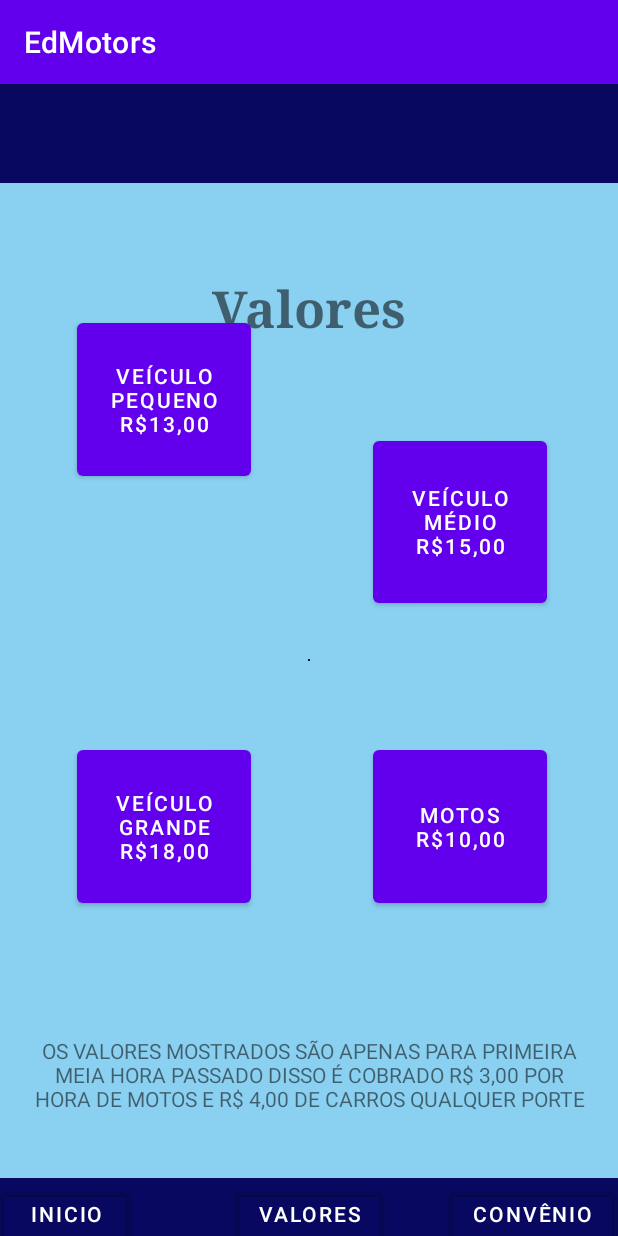
After one commit to xarutom/EdMotors, an Android app: the ValoresActivity screen opened directly, with no data from a screen before it, on a phone screen of 412 x 824 dp. The commit adds this screen. Run offline under Robolectric (Android 15) with nearby library versions, the phone set to English and light mode, and no system bars.

Commit message:
TelaValoresUpdate

```diff
--- a/app/src/main/AndroidManifest.xml
+++ b/app/src/main/AndroidManifest.xml
@@ -13,6 +13,9 @@
         android:supportsRtl="true"
         android:theme="@style/Theme.EdMotors"
         tools:targetApi="31">
+        <activity
+            android:name=".ValoresActivity"
+            android:exported="false" />
         <activity
             android:name=".HomeActivity"
             android:exported="false" />
--- a/app/src/main/java/br/fmu/edmotors/MainActivity.java
+++ b/app/src/main/java/br/fmu/edmotors/MainActivity.java
@@ -23,4 +23,9 @@ public class MainActivity extends AppCompatActivity {
         Intent intent = new Intent(this, HomeActivity.class);
         startActivity(intent);
     }
+
+    public void abrirValores(View view){
+        Intent intent = new Intent(this, ValoresActivity.class);
+        startActivity(intent);
+    }
 }
--- /dev/null
+++ b/app/src/main/java/br/fmu/edmotors/ValoresActivity.java
@@ -0,0 +1,14 @@
+package br.fmu.edmotors;
+
+import androidx.appcompat.app.AppCompatActivity;
+
+import android.os.Bundle;
+
+public class ValoresActivity extends AppCompatActivity {
+
+    @Override
+    protected void onCreate(Bundle savedInstanceState) {
+        super.onCreate(savedInstanceState);
+        setContentView(R.layout.activity_valores);
+    }
+}
--- a/app/src/main/res/layout/activity_main.xml
+++ b/app/src/main/res/layout/activity_main.xml
@@ -114,4 +114,5 @@
         app:layout_constraintBottom_toTopOf="@+id/button2"
         app:layout_constraintEnd_toEndOf="@+id/button2"
         app:layout_constraintTop_toBottomOf="@+id/editTextPass" />
+
 </androidx.constraintlayout.widget.ConstraintLayout>
--- /dev/null
+++ b/app/src/main/res/layout/activity_valores.xml
@@ -0,0 +1,154 @@
+<?xml version="1.0" encoding="utf-8"?>
+<androidx.constraintlayout.widget.ConstraintLayout xmlns:android="http://schemas.android.com/apk/res/android"
+    xmlns:app="http://schemas.android.com/apk/res-auto"
+    xmlns:tools="http://schemas.android.com/tools"
+    android:layout_width="match_parent"
+    android:layout_height="match_parent"
+    android:background="#8AD0F1"
+    tools:context=".ValoresActivity">
+
+    <TextView
+        android:id="@+id/textView18"
+        android:layout_width="0dp"
+        android:layout_height="50dp"
+        android:autoText="true"
+        android:background="#080861"
+        app:layout_constraintEnd_toEndOf="parent"
+        app:layout_constraintStart_toStartOf="parent"
+        app:layout_constraintTop_toTopOf="@+id/button12" />
+
+    <TextView
+        android:id="@+id/textView17"
+        android:layout_width="1dp"
+        android:layout_height="1dp"
+        android:autoText="true"
+        android:background="#080861"
+        app:layout_constraintBottom_toBottomOf="parent"
+        app:layout_constraintEnd_toEndOf="parent"
+        app:layout_constraintStart_toStartOf="parent"
+        app:layout_constraintTop_toTopOf="parent" />
+
+    <Button
+        android:id="@+id/button5"
+        android:layout_width="0dp"
+        android:layout_height="114dp"
+        android:layout_marginTop="153dp"
+        android:text="Veículo PequenO R$13,00"
+        app:layout_constraintBottom_toTopOf="@+id/button7"
+        app:layout_constraintEnd_toEndOf="@+id/button7"
+        app:layout_constraintHorizontal_bias="0.0"
+        app:layout_constraintStart_toStartOf="@+id/button7"
+        app:layout_constraintTop_toTopOf="@+id/textView16"
+        app:layout_constraintVertical_bias="0.0" />
+
+    <Button
+        android:id="@+id/button6"
+        android:layout_width="0dp"
+        android:layout_height="120dp"
+        android:layout_marginTop="145dp"
+        android:text="VEÍCULO MÉDIO R$15,00"
+        app:layout_constraintBottom_toTopOf="@+id/button8"
+        app:layout_constraintEnd_toEndOf="@+id/button8"
+        app:layout_constraintStart_toStartOf="@+id/button8"
+        app:layout_constraintTop_toTopOf="parent" />
+
+    <Button
+        android:id="@+id/button7"
+        android:layout_width="116dp"
+        android:layout_height="114dp"
+        android:layout_marginStart="51dp"
+        android:layout_marginLeft="51dp"
+        android:layout_marginBottom="216dp"
+        android:text="VEÍCULO GRANDE R$18,00"
+        app:layout_constraintBottom_toBottomOf="parent"
+        app:layout_constraintStart_toStartOf="parent" />
+
+    <Button
+        android:id="@+id/button8"
+        android:layout_width="116dp"
+        android:layout_height="0dp"
+        android:layout_marginEnd="47dp"
+        android:layout_marginRight="47dp"
+        android:text="MOTOS          R$10,00"
+        app:layout_constraintBottom_toBottomOf="@+id/button7"
+        app:layout_constraintEnd_toEndOf="parent"
+        app:layout_constraintTop_toTopOf="@+id/button7" />
+
+    <TextView
+        android:id="@+id/textView15"
+        android:layout_width="0dp"
+        android:layout_height="69dp"
+        android:layout_marginStart="22dp"
+        android:layout_marginLeft="22dp"
+        android:layout_marginTop="74dp"
+        android:layout_marginEnd="22dp"
+        android:layout_marginRight="22dp"
+        android:layout_marginBottom="73dp"
+        android:autoText="true"
+        android:gravity="center"
+        android:text="OS VALORES MOSTRADOS SÃO APENAS PARA PRIMEIRA MEIA HORA PASSADO DISSO É COBRADO R$ 3,00 POR HORA DE MOTOS E R$ 4,00 DE CARROS QUALQUER PORTE"
+        app:layout_constraintBottom_toBottomOf="parent"
+        app:layout_constraintEnd_toEndOf="parent"
+        app:layout_constraintStart_toStartOf="parent"
+        app:layout_constraintTop_toBottomOf="@+id/button8" />
+
+    <TextView
+        android:id="@+id/textView16"
+        android:layout_width="0dp"
+        android:layout_height="0dp"
+        android:layout_marginBottom="60dp"
+        android:autoText="true"
+        android:background="#080861"
+        app:layout_constraintBottom_toTopOf="@+id/textView19"
+        app:layout_constraintEnd_toEndOf="parent"
+        app:layout_constraintHorizontal_bias="0.0"
+        app:layout_constraintStart_toStartOf="parent"
+        app:layout_constraintTop_toTopOf="parent"
+        app:layout_constraintVertical_bias="0.0" />
+
+    <Button
+        android:id="@+id/button10"
+        android:layout_width="wrap_content"
+        android:layout_height="wrap_content"
+        android:text="@string/txtInicio"
+        app:backgroundTint="@android:color/transparent"
+        app:layout_constraintStart_toStartOf="@+id/textView18"
+        app:layout_constraintTop_toTopOf="@+id/textView18" />
+
+    <Button
+        android:id="@+id/button11"
+        android:layout_width="wrap_content"
+        android:layout_height="wrap_content"
+        android:text="@string/txtValores"
+        app:backgroundTint="@android:color/transparent"
+        app:layout_constraintEnd_toEndOf="parent"
+        app:layout_constraintStart_toStartOf="parent"
+        app:layout_constraintTop_toTopOf="@+id/textView18" />
+
+    <Button
+        android:id="@+id/button12"
+        android:layout_width="wrap_content"
+        android:layout_height="wrap_content"
+        android:layout_marginTop="34dp"
+        android:layout_marginEnd="1dp"
+        android:layout_marginRight="1dp"
+        android:text="@string/txtConvenio"
+        app:backgroundTint="@android:color/transparent"
+        app:layout_constraintEnd_toEndOf="@+id/textView18"
+        app:layout_constraintTop_toBottomOf="@+id/textView15" />
+
+    <TextView
+        android:id="@+id/textView19"
+        android:layout_width="wrap_content"
+        android:layout_height="wrap_content"
+        android:layout_marginBottom="470dp"
+        android:fontFamily="serif"
+        android:text="@string/txtValores"
+        android:textSize="34sp"
+        android:textStyle="bold"
+        app:layout_constraintBottom_toBottomOf="parent"
+        app:layout_constraintEnd_toEndOf="parent"
+        app:layout_constraintStart_toStartOf="parent"
+        app:layout_constraintTop_toTopOf="parent" />
+
+</androidx.constraintlayout.widget.ConstraintLayout>
--- a/app/src/main/res/values/strings.xml
+++ b/app/src/main/res/values/strings.xml
@@ -10,4 +10,7 @@
     <string name="txtWelcome">SEJA BEM VINDO AO</string>
     <string name="txtEntrar">Entrar</string>
     <string name="txtTelaCadastro">Cadastro</string>
+    <string name="txtInicio">Inicio</string>
+    <string name="txtValores">Valores</string>
+    <string name="txtConvenio">Convênio</string>
 </resources>
```
Also changed, not shown: app/src/main/res/drawable/casa.png (added), app/src/main/res/drawable/perfil_de_usuario.png (added), app/src/main/res/drawable/simbolo_monetario_do_dolar.png (added), 10 other files.
